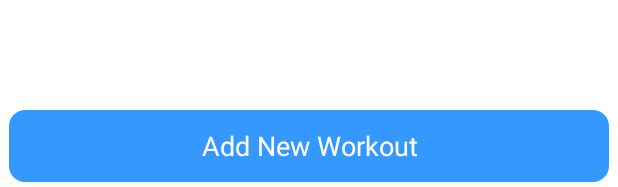
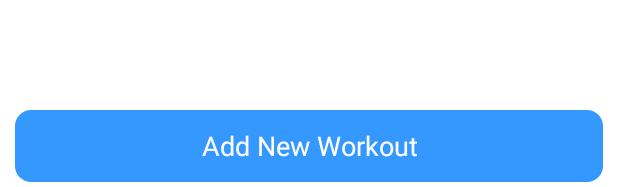
Before and after one commit to govnerbrit/SeniorProject, an Android app: the layout workout.xml on its own in the app's theme, with its tools: preview values and no code run, on a phone screen of 412 x 824 dp. Shown: the part 1046-1233 px from the top of the screen. Run offline under Robolectric (Android 15) with nearby library versions, the light colour scheme and no system bars.

```diff
--- a/app/src/main/res/layout/workout.xml
+++ b/app/src/main/res/layout/workout.xml
@@ -23,8 +23,9 @@
          android:layout_alignParentBottom="true"
          android:layout_centerHorizontal="true"
          android:layout_marginBottom="5dp"
-         android:layout_marginLeft="6dp"
-         android:layout_marginRight="6dp"
+         android:layout_marginTop="5dp"
+         android:layout_marginLeft="10dp"
+         android:layout_marginRight="10dp"
          android:background="@drawable/buttonborder"
          android:text="@string/add_new_workout"
          android:textColor="#FFFFFF" />
```
